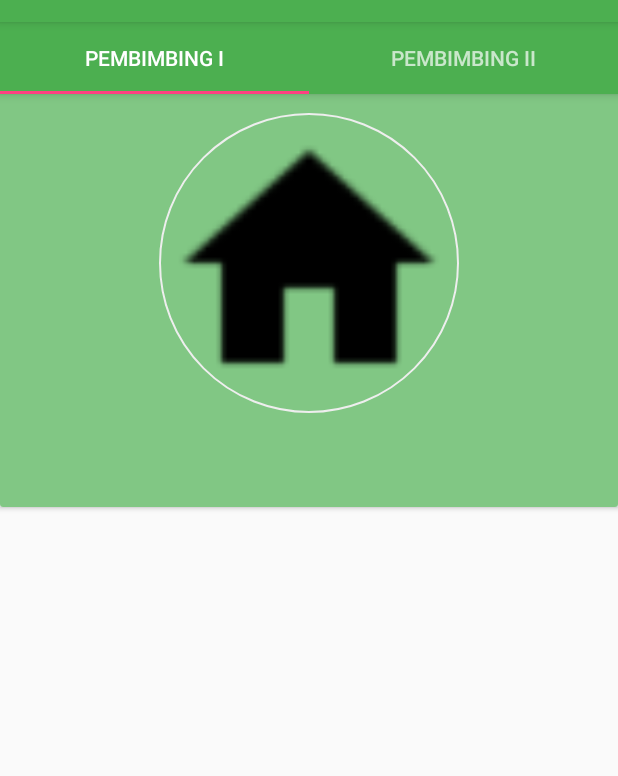
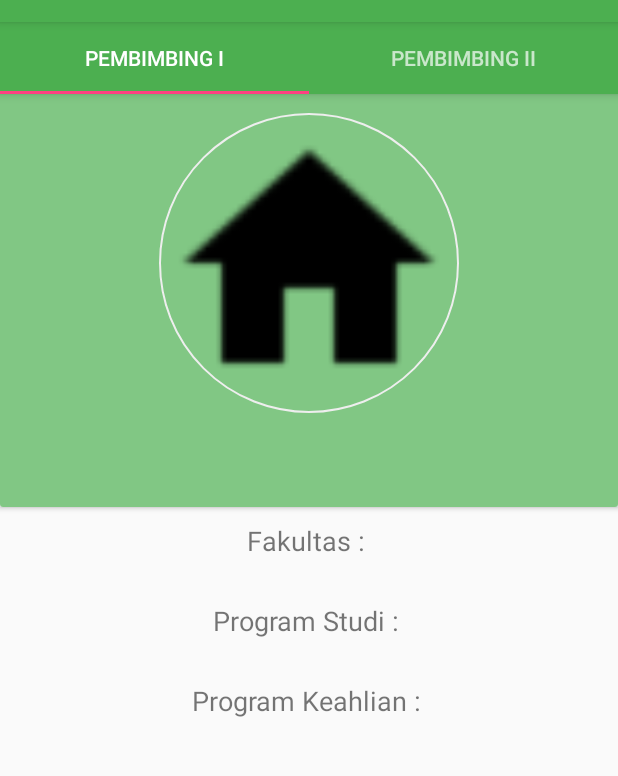
Before and after one commit to dodiirawan/ensiklopedia_vertebrata, an Android app: the screen it shows after launch (MainActivity), in the side drawer, after a tap on "Pembimbing", on a phone screen of 412 x 824 dp, the part 62-838 px from its top. Run offline under Robolectric (Android 15) with nearby library versions, the phone set to English and light mode, and no system bars; our stand-ins replace CircleImageView.

Commit message:
Penambahan Informasi Bioada dan Pembimbing

```diff
--- a/app/src/main/java/irawan/org/appensiklopediaoffline/fragment/Biodata.java
+++ b/app/src/main/java/irawan/org/appensiklopediaoffline/fragment/Biodata.java
@@ -36,6 +36,9 @@ public class Biodata extends Fragment {
 
     private TextView textViewBioNama;
     private TextView textViewBioNipNim;
+    private TextView textViewBioAlamat;
+    private TextView textViewPekerjaan;
+
     private ImageView image_view_bio;
 
     DatabaseHelper db;
@@ -50,10 +53,15 @@ public class Biodata extends Fragment {
 
         textViewBioNama = (TextView) view.findViewById(R.id.textViewBioNama);
         textViewBioNipNim = (TextView) view.findViewById(R.id.textViewBioNipNim);
+        textViewBioAlamat = (TextView) view.findViewById(R.id.textViewBioAlamat);
+        textViewPekerjaan = (TextView) view.findViewById(R.id.textViewBioPekerjaan);
+
         image_view_bio = (ImageView) view.findViewById(R.id.image_view_bio);
 
         textViewBioNama.setText(p.getNama());
         textViewBioNipNim.setText(p.getNim_nip());
+        textViewPekerjaan.setText(p.getPekerjaan());
+        textViewBioAlamat.setText(p.getAlamat());
 
         try {
             byte[] decodeString = Base64.decode(p.getFoto(), Base64.DEFAULT);
--- a/app/src/main/java/irawan/org/appensiklopediaoffline/fragment/PemValTab.java
+++ b/app/src/main/java/irawan/org/appensiklopediaoffline/fragment/PemValTab.java
@@ -32,6 +32,10 @@ public class PemValTab extends Fragment {
 
     private TextView textViewInfoNama;
     private TextView textViewInfoNipNim;
+    private TextView textViewInfoFakultas;
+    private TextView textViewInfoProdi;
+    private TextView textViewInfoKeahlian;
+
     private ImageView image_view_val_pem;
     DatabaseHelper db;
 
@@ -53,10 +57,18 @@ public class PemValTab extends Fragment {
 
         textViewInfoNama = (TextView) view.findViewById(R.id.textViewInfoNama);
         textViewInfoNipNim = (TextView) view.findViewById(R.id.textViewInfoNipNim);
+        textViewInfoFakultas = (TextView) view.findViewById(R.id.textViewInfoFakultas);
+        textViewInfoProdi = (TextView) view.findViewById(R.id.textViewInfoProdi);
+        textViewInfoKeahlian = (TextView) view.findViewById(R.id.textViewInfoKeahlian);
+
         image_view_val_pem = (ImageView) view.findViewById(R.id.image_view_val_pem);
 
         textViewInfoNama.setText(person.getNama());
         textViewInfoNipNim.setText(person.getNim_nip());
+
+        textViewInfoFakultas.setText(person.getFakultas());
+        textViewInfoProdi.setText(person.getProgramstudi());
+        textViewInfoKeahlian.setText(person.getProgramkeahlian());
 
 //        Toast.makeText(context,person.getNama(), Toast.LENGTH_SHORT).show();
 
--- a/app/src/main/res/layout/fragment_pembimbing_validator_tab.xml
+++ b/app/src/main/res/layout/fragment_pembimbing_validator_tab.xml
@@ -1,5 +1,5 @@
 <?xml version="1.0" encoding="utf-8"?>
-<android.support.design.widget.CoordinatorLayout xmlns:android="http://schemas.android.com/apk/res/android"
+<LinearLayout xmlns:android="http://schemas.android.com/apk/res/android"
               xmlns:app="http://schemas.android.com/apk/res-auto" xmlns:tools="http://schemas.android.com/tools"
               android:layout_width="match_parent"
               android:layout_height="match_parent"
@@ -47,7 +47,70 @@
 
     </android.support.v7.widget.CardView>
 
+    <!--fakultas-->
+    <LinearLayout
+        android:orientation="vertical"
+        android:paddingTop="10dp"
+        android:layout_width="match_parent"
+        android:layout_height="wrap_content">
 
+        <TextView
+            android:text="Fakultas : "
+            android:layout_width="match_parent"
+            android:layout_height="wrap_content"
+            android:id="@+id/textViewInfoFakultasX"
+            android:layout_weight="0.16" android:textSize="@dimen/ukuranTeksLabelInfo"
+            android:textAlignment="center"/>
+        <TextView
+            android:text="FakultasX"
+            android:layout_width="match_parent"
+            android:layout_height="wrap_content"
+            android:id="@+id/textViewInfoFakultas"
+            android:layout_weight="0.16" android:textSize="@dimen/ukuranTeksDetailInfo"
+            android:textAlignment="center"/>
+    </LinearLayout>
 
+    <LinearLayout
+        android:orientation="vertical"
+        android:paddingTop="10dp"
+        android:layout_width="match_parent"
+        android:layout_height="wrap_content">
 
-</android.support.design.widget.CoordinatorLayout>
+        <TextView
+            android:text="Program Studi : "
+            android:layout_width="match_parent"
+            android:layout_height="wrap_content"
+            android:id="@+id/textViewInfoProdiX"
+            android:layout_weight="0.16" android:textSize="@dimen/ukuranTeksLabelInfo"
+            android:textAlignment="center"/>
+        <TextView
+            android:text="ProdiX"
+            android:layout_width="match_parent"
+            android:layout_height="wrap_content"
+            android:id="@+id/textViewInfoProdi"
+            android:layout_weight="0.16" android:textSize="@dimen/ukuranTeksDetailInfo"
+            android:textAlignment="center"/>
+    </LinearLayout>
+
+    <LinearLayout
+        android:orientation="vertical"
+        android:paddingTop="10dp"
+        android:layout_width="match_parent"
+        android:layout_height="wrap_content">
+
+        <TextView
+            android:text="Program Keahlian : "
+            android:layout_width="match_parent"
+            android:layout_height="wrap_content"
+            android:id="@+id/textViewInfoKeahlianX"
+            android:layout_weight="0.16" android:textSize="@dimen/ukuranTeksLabelInfo"
+            android:textAlignment="center"/>
+        <TextView
+            android:text="Program KeahlianX"
+            android:layout_width="match_parent"
+            android:layout_height="wrap_content"
+            android:id="@+id/textViewInfoKeahlian"
+            android:layout_weight="0.16" android:textSize="@dimen/ukuranTeksDetailInfo"
+            android:textAlignment="center"/>
+    </LinearLayout>
+</LinearLayout>
--- a/app/src/main/res/values-w820dp/dimens.xml
+++ b/app/src/main/res/values-w820dp/dimens.xml
@@ -3,4 +3,5 @@
          (such as screen margins) for screens with more than 820dp of available width. This
          would include 7" and 10" devices in landscape (~960dp and ~1280dp respectively). -->
     <dimen name="activity_horizontal_margin">64dp</dimen>
+    <dimen name="ukuranTeksLabel">16dp</dimen>
 </resources>
--- a/app/src/main/res/values/dimens.xml
+++ b/app/src/main/res/values/dimens.xml
@@ -12,4 +12,7 @@
     <dimen name="teks_detail_margin_top">10dp</dimen>
     <dimen name="teks_detail_title">18sp</dimen>
     <dimen name="teks_detail_description">15sp</dimen>
+
+    <dimen name="ukuranTeksLabelInfo">18sp</dimen>
+    <dimen name="ukuranTeksDetailInfo">13sp</dimen>
 </resources>
```
Also changed, not shown: app/src/main/res/layout/fragment_biodata.xml (+47 -3 lines).
